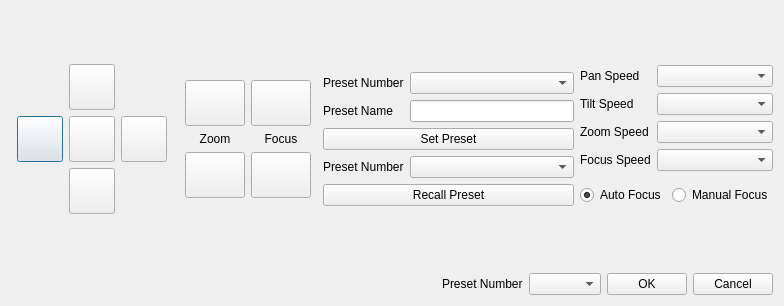
This is presetsetupdlg.ui in nospam2k/Sony-PTZ-Controller as Qt 5 draws it before an edit. The edited form follows.
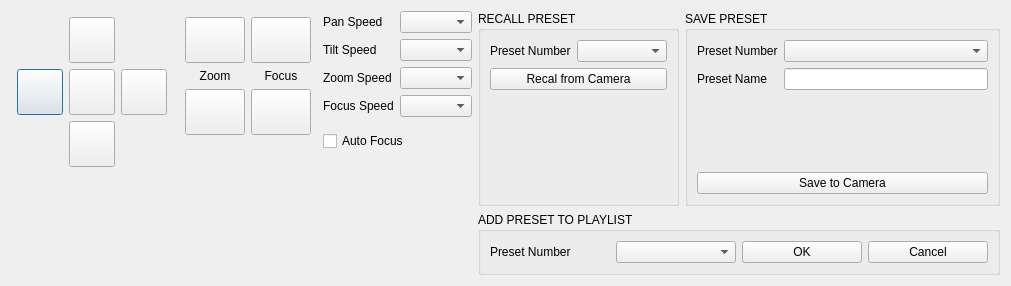
This is the edited form. Icons and pictures are not drawn.

What changed in the file:
```diff
--- a/presetsetupdlg.ui
+++ b/presetsetupdlg.ui
@@ -6,8 +6,8 @@
    <rect>
     <x>0</x>
     <y>0</y>
-    <width>784</width>
-    <height>306</height>
+    <width>1011</width>
+    <height>286</height>
    </rect>
   </property>
   <property name="windowTitle">
@@ -162,19 +162,6 @@
     <layout class="QHBoxLayout" name="horizontalLayout_2">
      <item>
       <layout class="QVBoxLayout" name="verticalLayout_7">
-       <item>
-        <spacer name="verticalSpacer_8">
-         <property name="orientation">
-          <enum>Qt::Vertical</enum>
-         </property>
-         <property name="sizeHint" stdset="0">
-          <size>
-           <width>20</width>
-           <height>40</height>
-          </size>
-         </property>
-        </spacer>
-       </item>
        <item>
         <layout class="QGridLayout" name="gridLayout_2">
          <property name="leftMargin">
@@ -333,19 +320,6 @@
      </item>
      <item>
       <layout class="QVBoxLayout" name="verticalLayout_6">
-       <item>
-        <spacer name="verticalSpacer_6">
-         <property name="orientation">
-          <enum>Qt::Vertical</enum>
-         </property>
-         <property name="sizeHint" stdset="0">
-          <size>
-           <width>20</width>
-           <height>40</height>
-          </size>
-         </property>
-        </spacer>
-       </item>
        <item>
         <layout class="QGridLayout" name="gridLayout_3">
          <property name="leftMargin">
@@ -521,109 +495,8 @@
        </item>
       </layout>
      </item>
-     <item>
-      <layout class="QVBoxLayout" name="verticalLayout_5">
-       <item>
-        <layout class="QHBoxLayout" name="horizontalLayout_7"/>
-       </item>
-       <item>
-        <spacer name="verticalSpacer_3">
-         <property name="orientation">
-          <enum>Qt::Vertical</enum>
-         </property>
-         <property name="sizeHint" stdset="0">
-          <size>
-           <width>20</width>
-           <height>40</height>
-          </size>
-         </property>
-        </spacer>
-       </item>
-       <item>
-        <layout class="QFormLayout" name="formLayout_2">
-         <item row="1" column="0">
-          <widget class="QLabel" name="label_7">
-           <property name="text">
-            <string>Preset Name</string>
-           </property>
-          </widget>
-         </item>
-         <item row="1" column="1">
-          <widget class="QLineEdit" name="presetNameEdit"/>
-         </item>
-         <item row="0" column="1">
-          <widget class="QComboBox" name="presetCombo1"/>
-         </item>
-         <item row="0" column="0">
-          <widget class="QLabel" name="label_8">
-           <property name="text">
-            <string>Preset Number</string>
-           </property>
-          </widget>
-         </item>
-        </layout>
-       </item>
-       <item>
-        <widget class="QPushButton" name="setPresetBtn">
-         <property name="text">
-          <string>Set Preset</string>
-         </property>
-        </widget>
-       </item>
-       <item>
-        <layout class="QFormLayout" name="formLayout_3">
-         <property name="verticalSpacing">
-          <number>0</number>
-         </property>
-         <item row="0" column="0">
-          <widget class="QLabel" name="label_9">
-           <property name="text">
-            <string>Preset Number</string>
-           </property>
-          </widget>
-         </item>
-         <item row="0" column="1">
-          <widget class="QComboBox" name="presetCombo2"/>
-         </item>
-        </layout>
-       </item>
-       <item>
-        <widget class="QPushButton" name="recallPreset">
-         <property name="text">
-          <string>Recall Preset</string>
-         </property>
-        </widget>
-       </item>
-       <item>
-        <spacer name="verticalSpacer_2">
-         <property name="orientation">
-          <enum>Qt::Vertical</enum>
-         </property>
-         <property name="sizeHint" stdset="0">
-          <size>
-           <width>20</width>
-           <height>40</height>
-          </size>
-         </property>
-        </spacer>
-       </item>
-      </layout>
-     </item>
      <item>
       <layout class="QVBoxLayout" name="verticalLayout">
-       <item>
-        <spacer name="verticalSpacer">
-         <property name="orientation">
-          <enum>Qt::Vertical</enum>
-         </property>
-         <property name="sizeHint" stdset="0">
-          <size>
-           <width>20</width>
-           <height>40</height>
-          </size>
-         </property>
-        </spacer>
-       </item>
        <item>
         <layout class="QFormLayout" name="formLayout">
          <item row="0" column="0">
@@ -677,20 +550,10 @@
           <number>8</number>
          </property>
          <item>
-          <widget class="QRadioButton" name="autoFocusRadio">
+          <widget class="QCheckBox" name="autoFocusCheck">
            <property name="text">
             <string>Auto Focus</string>
            </property>
-           <property name="checked">
-            <bool>true</bool>
-           </property>
-          </widget>
-         </item>
-         <item>
-          <widget class="QRadioButton" name="manualFocusRadio">
-           <property name="text">
-            <string>Manual Focus</string>
-           </property>
           </widget>
          </item>
         </layout>
@@ -710,46 +573,162 @@
        </item>
       </layout>
      </item>
-    </layout>
-   </item>
-   <item>
-    <layout class="QHBoxLayout" name="horizontalLayout">
      <item>
-      <spacer name="horizontalSpacer">
-       <property name="orientation">
-        <enum>Qt::Horizontal</enum>
+      <layout class="QVBoxLayout" name="verticalLayout_5">
+       <property name="spacing">
+        <number>-1</number>
        </property>
-       <property name="sizeHint" stdset="0">
-        <size>
-         <width>40</width>
-         <height>20</height>
-        </size>
-       </property>
-      </spacer>
-     </item>
-     <item>
-      <widget class="QLabel" name="label_10">
-       <property name="text">
-        <string>Preset Number</string>
-       </property>
-      </widget>
-     </item>
-     <item>
-      <widget class="QComboBox" name="presetCombo"/>
-     </item>
-     <item>
-      <widget class="QPushButton" name="addPresetBtn">
-       <property name="text">
-        <string>OK</string>
-       </property>
-      </widget>
-     </item>
-     <item>
-      <widget class="QPushButton" name="cancelPresetBtn">
-       <property name="text">
-        <string>Cancel</string>
-       </property>
-      </widget>
+       <item>
+        <layout class="QHBoxLayout" name="horizontalLayout_4">
+         <property name="spacing">
+          <number>-1</number>
+         </property>
+         <property name="leftMargin">
+          <number>0</number>
+         </property>
+         <property name="topMargin">
+          <number>0</number>
+         </property>
+         <property name="rightMargin">
+          <number>0</number>
+         </property>
+         <property name="bottomMargin">
+          <number>0</number>
+         </property>
+         <item>
+          <widget class="QGroupBox" name="groupBox_2">
+           <property name="title">
+            <string>RECALL PRESET</string>
+           </property>
+           <layout class="QVBoxLayout" name="verticalLayout_4">
+            <item>
+             <layout class="QFormLayout" name="formLayout_3">
+              <property name="verticalSpacing">
+               <number>0</number>
+              </property>
+              <item row="0" column="0">
+               <widget class="QLabel" name="label_9">
+                <property name="text">
+                 <string>Preset Number</string>
+                </property>
+               </widget>
+              </item>
+              <item row="0" column="1">
+               <widget class="QComboBox" name="presetCombo2">
+                <property name="styleSheet">
+                 <string notr="true">QComboBox{
+min-width : 60px;
+}</string>
+                </property>
+               </widget>
+              </item>
+             </layout>
+            </item>
+            <item>
+             <widget class="QPushButton" name="recallPreset">
+              <property name="text">
+               <string>Recal from Camera</string>
+              </property>
+             </widget>
+            </item>
+            <item>
+             <spacer name="verticalSpacer">
+              <property name="orientation">
+               <enum>Qt::Vertical</enum>
+              </property>
+              <property name="sizeHint" stdset="0">
+               <size>
+                <width>20</width>
+                <height>40</height>
+               </size>
+              </property>
+             </spacer>
+            </item>
+           </layout>
+          </widget>
+         </item>
+         <item>
+          <widget class="QGroupBox" name="groupBox">
+           <property name="title">
+            <string>SAVE PRESET</string>
+           </property>
+           <layout class="QVBoxLayout" name="verticalLayout_3">
+            <item>
+             <layout class="QFormLayout" name="formLayout_2">
+              <item row="1" column="0">
+               <widget class="QLabel" name="label_7">
+                <property name="text">
+                 <string>Preset Name</string>
+                </property>
+               </widget>
+              </item>
+              <item row="1" column="1">
+               <widget class="QLineEdit" name="presetNameEdit"/>
+              </item>
+              <item row="0" column="1">
+               <widget class="QComboBox" name="presetCombo1">
+                <property name="styleSheet">
+                 <string notr="true">QComboBox{
+min-width : 60px;
+}</string>
+                </property>
+               </widget>
+              </item>
+              <item row="0" column="0">
+               <widget class="QLabel" name="label_8">
+                <property name="text">
+                 <string>Preset Number</string>
+                </property>
+               </widget>
+              </item>
+             </layout>
+            </item>
+            <item>
+             <widget class="QPushButton" name="setPresetBtn">
+              <property name="text">
+               <string>Save to Camera</string>
+              </property>
+             </widget>
+            </item>
+           </layout>
+          </widget>
+         </item>
+        </layout>
+       </item>
+       <item>
+        <widget class="QGroupBox" name="groupBox_3">
+         <property name="title">
+          <string>ADD PRESET TO PLAYLIST</string>
+         </property>
+         <layout class="QHBoxLayout" name="horizontalLayout_5">
+          <item>
+           <widget class="QLabel" name="label_10">
+            <property name="text">
+             <string>Preset Number</string>
+            </property>
+           </widget>
+          </item>
+          <item>
+           <widget class="QComboBox" name="presetCombo"/>
+          </item>
+          <item>
+           <widget class="QPushButton" name="addPresetBtn">
+            <property name="text">
+             <string>OK</string>
+            </property>
+           </widget>
+          </item>
+          <item>
+           <widget class="QPushButton" name="cancelPresetBtn">
+            <property name="text">
+             <string>Cancel</string>
+            </property>
+           </widget>
+          </item>
+         </layout>
+        </widget>
+       </item>
+      </layout>
      </item>
     </layout>
    </item>
```
Left out of the diff: 6 changed lines with no effect on the pictures.
